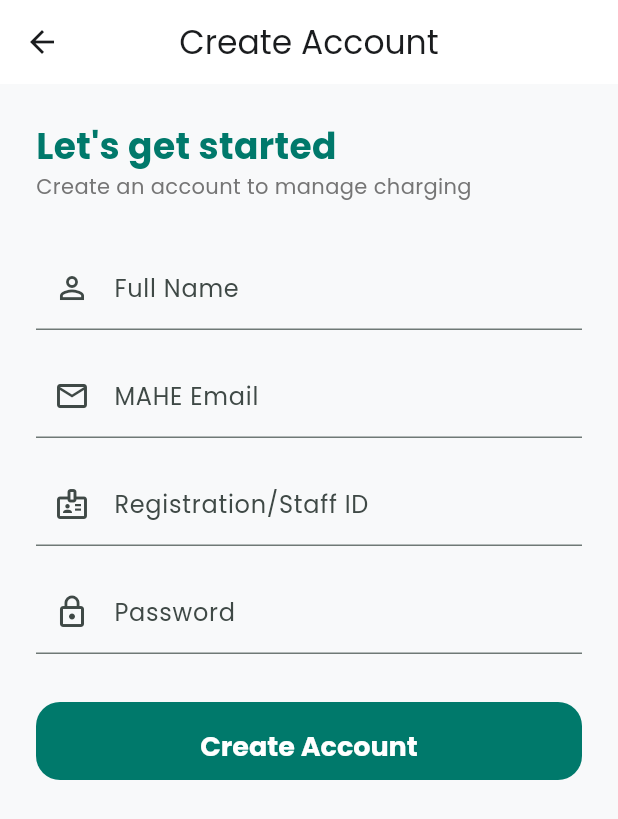
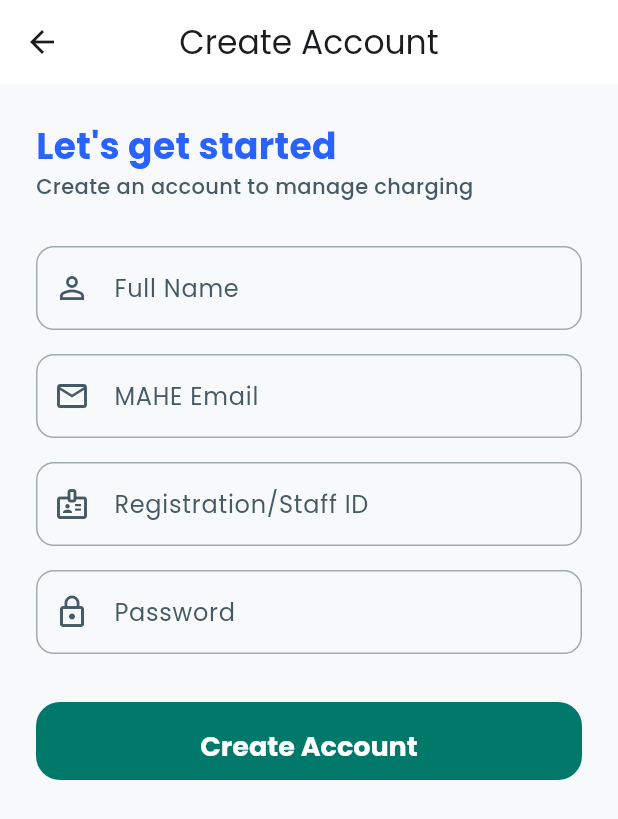
Before and after one commit to ArihantKhaitan/mahe_ev_app, a Flutter app: the screen it shows after launch, after a tap on "Sign Up", on a phone screen of 412 x 824 dp. Shown: the top 819 px of the screen. Run offline on Flutter 3.47's test engine with Material 3 defaults, Android fonts, the phone set to English and light mode, and no system bars; our stand-ins replace google_fonts.

Commit message:
colours changed in login signup screen

```diff
--- a/lib/main.dart
+++ b/lib/main.dart
@@ -306,6 +306,7 @@ List<Transaction> allGlobalTransactions = [
 ];
 
 // --- LOGIN SCREEN ---
+// --- LOGIN SCREEN (High Contrast Neon-Grey Text) ---
 class LoginScreen extends StatefulWidget {
   const LoginScreen({super.key});
 
@@ -439,9 +440,14 @@ class _LoginScreenState extends State<LoginScreen> {
   Widget build(BuildContext context) {
     final isDark = Theme.of(context).brightness == Brightness.dark;
 
-    // --- UPDATED COLORS (NEON/BRIGHTER) ---
+    // --- UPDATED COLORS (SHARPER/HIGH CONTRAST) ---
     final primaryTextColor = isDark ? Colors.cyanAccent : Colors.blueAccent.shade700;
-    final buttonColor = const Color(0xFFE65100); // Orange for high visibility
+
+    // Use BlueGrey for that "Metallic/Neon Grey" look.
+    // shade200 is very bright against black. shade700 is strong against white.
+    final neonGrey = isDark ? Colors.blueGrey.shade200 : Colors.blueGrey.shade700;
+
+    final buttonColor = const Color(0xFFE65100);
 
     return Scaffold(
       body: Center(
@@ -459,14 +465,15 @@ class _LoginScreenState extends State<LoginScreen> {
                 style: TextStyle(
                   fontSize: 28,
                   fontWeight: FontWeight.bold,
-                  color: primaryTextColor, // <--- CHANGED TO BRIGHTER COLOR
+                  color: primaryTextColor,
                 ),
               ),
               Text(
                 'Campus Charging Solution',
                 style: TextStyle(
-                  color: isDark ? Colors.grey.shade400 : Colors.grey.shade600,
+                  color: neonGrey, // <--- HIGH CONTRAST GREY
                   fontSize: 14,
+                  fontWeight: FontWeight.w600, // Thicker font
                 ),
               ),
               const SizedBox(height: 8),
@@ -490,18 +497,38 @@ class _LoginScreenState extends State<LoginScreen> {
 
               TextField(
                 controller: _idController,
-                decoration: const InputDecoration(
+                style: TextStyle(color: isDark ? Colors.white : Colors.black),
+                decoration: InputDecoration(
                   labelText: 'MAHE Staff/Student ID',
-                  prefixIcon: Icon(Icons.badge_outlined),
+                  labelStyle: TextStyle(color: neonGrey, fontWeight: FontWeight.w500), // <--- VISIBLE LABEL
+                  prefixIcon: Icon(Icons.badge_outlined, color: neonGrey),
+                  enabledBorder: OutlineInputBorder(
+                      borderSide: BorderSide(color: neonGrey.withValues(alpha: 0.5)),
+                      borderRadius: BorderRadius.circular(12)
+                  ),
+                  focusedBorder: OutlineInputBorder(
+                      borderSide: BorderSide(color: primaryTextColor),
+                      borderRadius: BorderRadius.circular(12)
+                  ),
                 ),
               ),
               const SizedBox(height: 16),
               TextField(
                 controller: _passController,
                 obscureText: true,
-                decoration: const InputDecoration(
+                style: TextStyle(color: isDark ? Colors.white : Colors.black),
+                decoration: InputDecoration(
                   labelText: 'Password',
-                  prefixIcon: Icon(Icons.lock_outline),
+                  labelStyle: TextStyle(color: neonGrey, fontWeight: FontWeight.w500), // <--- VISIBLE LABEL
+                  prefixIcon: Icon(Icons.lock_outline, color: neonGrey),
+                  enabledBorder: OutlineInputBorder(
+                      borderSide: BorderSide(color: neonGrey.withValues(alpha: 0.5)),
+                      borderRadius: BorderRadius.circular(12)
+                  ),
+                  focusedBorder: OutlineInputBorder(
+                      borderSide: BorderSide(color: primaryTextColor),
+                      borderRadius: BorderRadius.circular(12)
+                  ),
                 ),
               ),
               const SizedBox(height: 24),
@@ -514,7 +541,7 @@ class _LoginScreenState extends State<LoginScreen> {
                   style: ElevatedButton.styleFrom(
                     backgroundColor: buttonColor,
                     foregroundColor: Colors.white,
-                    minimumSize: const Size(double.infinity, 56), // <--- FIXED HEIGHT (Prevents cutoff)
+                    minimumSize: const Size(double.infinity, 56),
                     shape: RoundedRectangleBorder(borderRadius: BorderRadius.circular(16)),
                   ),
                   child: _isLoading
@@ -530,15 +557,16 @@ class _LoginScreenState extends State<LoginScreen> {
                 child: Text(
                   'Continue as Guest',
                   style: TextStyle(
-                    color: isDark ? Colors.grey.shade300 : Colors.grey.shade700,
+                    color: neonGrey, // <--- HIGH CONTRAST GREY
                     fontSize: 16,
+                    fontWeight: FontWeight.bold, // Bolder
                   ),
                 ),
               ),
 
               const SizedBox(height: 24),
 
-              // Sign Up Link (Brighter Color)
+              // Sign Up Link
               Row(
                 mainAxisAlignment: MainAxisAlignment.center,
                 children: [
@@ -556,7 +584,7 @@ class _LoginScreenState extends State<LoginScreen> {
                     child: Text(
                       'Sign Up',
                       style: TextStyle(
-                          color: primaryTextColor, // <--- CHANGED TO BRIGHTER COLOR
+                          color: primaryTextColor,
                           fontWeight: FontWeight.bold
                       ),
                     ),
@@ -571,7 +599,7 @@ class _LoginScreenState extends State<LoginScreen> {
   }
 }
 
-// --- SIGN UP SCREEN ---
+// --- SIGN UP SCREEN (Updated Styling) ---
 class SignUpScreen extends StatefulWidget {
   const SignUpScreen({super.key});
 
@@ -587,7 +615,6 @@ class _SignUpScreenState extends State<SignUpScreen> {
   bool _isLoading = false;
 
   void _handleSignUp() {
-    // 1. Basic empty check
     if (_nameController.text.isEmpty || _emailController.text.isEmpty || _idController.text.isEmpty) {
       ScaffoldMessenger.of(context).showSnackBar(
         const SnackBar(content: Text('Please fill all fields')),
@@ -595,7 +622,6 @@ class _SignUpScreenState extends State<SignUpScreen> {
       return;
     }
 
-    // 2. NEW: Dual Domain Check
     String inputEmail = _emailController.text.trim().toLowerCase();
     bool isValidDomain = inputEmail.endsWith('@learner.manipal.edu') ||
         inputEmail.endsWith('@manipal.edu');
@@ -612,23 +638,20 @@ class _SignUpScreenState extends State<SignUpScreen> {
 
     setState(() => _isLoading = true);
 
-    // 3. Simulate API Call
     Future.delayed(const Duration(seconds: 1), () {
       if (mounted) {
-        // Auto-detect user type based on domain
         String type = inputEmail.endsWith('@manipal.edu') ? 'staff' : 'student';
 
         currentUser = UserProfile(
           id: _idController.text,
           name: _nameController.text,
           email: _emailController.text,
-          userType: type, // Automatically sets staff or student
-          walletBalance: 0.0, // New accounts start with 0
+          userType: type,
+          walletBalance: 0.0,
           bookings: [],
           transactions: [],
         );
 
-        // Navigate to Main App
         Navigator.pushAndRemoveUntil(
           context,
           MaterialPageRoute(builder: (context) => const MainNavigation()),
@@ -644,6 +667,12 @@ class _SignUpScreenState extends State<SignUpScreen> {
 
   @override
   Widget build(BuildContext context) {
+    final isDark = Theme.of(context).brightness == Brightness.dark;
+
+    // --- MATCHING LOGIN SCREEN COLORS ---
+    final primaryTextColor = isDark ? Colors.cyanAccent : Colors.blueAccent.shade700;
+    final neonGrey = isDark ? Colors.blueGrey.shade200 : Colors.blueGrey.shade700;
+
     return Scaffold(
       appBar: AppBar(title: const Text('Create Account')),
       body: SingleChildScrollView(
@@ -651,36 +680,72 @@ class _SignUpScreenState extends State<SignUpScreen> {
         child: Column(
           crossAxisAlignment: CrossAxisAlignment.start,
           children: [
-            const Text(
+            Text(
               "Let's get started",
-              style: TextStyle(fontSize: 24, fontWeight: FontWeight.bold, color: Color(0xFF00796B)),
+              style: TextStyle(
+                  fontSize: 24,
+                  fontWeight: FontWeight.bold,
+                  color: primaryTextColor // <--- NEON BLUE
+              ),
             ),
             Text(
               "Create an account to manage charging",
-              style: TextStyle(color: Theme.of(context).brightness == Brightness.dark ? Colors.grey : Colors.grey.shade600),
+              style: TextStyle(
+                  color: neonGrey, // <--- NEON SILVER
+                  fontSize: 14,
+                  fontWeight: FontWeight.w500
+              ),
             ),
             const SizedBox(height: 30),
 
             TextField(
               controller: _nameController,
-              decoration: const InputDecoration(labelText: 'Full Name', prefixIcon: Icon(Icons.person_outline)),
+              style: TextStyle(color: isDark ? Colors.white : Colors.black),
+              decoration: InputDecoration(
+                labelText: 'Full Name',
+                labelStyle: TextStyle(color: neonGrey),
+                prefixIcon: Icon(Icons.person_outline, color: neonGrey),
+                enabledBorder: OutlineInputBorder(borderSide: BorderSide(color: neonGrey.withValues(alpha: 0.5)), borderRadius: BorderRadius.circular(12)),
+                focusedBorder: OutlineInputBorder(borderSide: BorderSide(color: primaryTextColor), borderRadius: BorderRadius.circular(12)),
+              ),
             ),
             const SizedBox(height: 16),
             TextField(
               controller: _emailController,
               keyboardType: TextInputType.emailAddress,
-              decoration: const InputDecoration(labelText: 'MAHE Email', prefixIcon: Icon(Icons.email_outlined)),
+              style: TextStyle(color: isDark ? Colors.white : Colors.black),
+              decoration: InputDecoration(
+                labelText: 'MAHE Email',
+                labelStyle: TextStyle(color: neonGrey),
+                prefixIcon: Icon(Icons.email_outlined, color: neonGrey),
+                enabledBorder: OutlineInputBorder(borderSide: BorderSide(color: neonGrey.withValues(alpha: 0.5)), borderRadius: BorderRadius.circular(12)),
+                focusedBorder: OutlineInputBorder(borderSide: BorderSide(color: primaryTextColor), borderRadius: BorderRadius.circular(12)),
+              ),
             ),
             const SizedBox(height: 16),
             TextField(
               controller: _idController,
-              decoration: const InputDecoration(labelText: 'Registration/Staff ID', prefixIcon: Icon(Icons.badge_outlined)),
+              style: TextStyle(color: isDark ? Colors.white : Colors.black),
+              decoration: InputDecoration(
+                labelText: 'Registration/Staff ID',
+                labelStyle: TextStyle(color: neonGrey),
+                prefixIcon: Icon(Icons.badge_outlined, color: neonGrey),
+                enabledBorder: OutlineInputBorder(borderSide: BorderSide(color: neonGrey.withValues(alpha: 0.5)), borderRadius: BorderRadius.circular(12)),
+                focusedBorder: OutlineInputBorder(borderSide: BorderSide(color: primaryTextColor), borderRadius: BorderRadius.circular(12)),
+              ),
             ),
             const SizedBox(height: 16),
             TextField(
               controller: _passController,
               obscureText: true,
-              decoration: const InputDecoration(labelText: 'Password', prefixIcon: Icon(Icons.lock_outline)),
+              style: TextStyle(color: isDark ? Colors.white : Colors.black),
+              decoration: InputDecoration(
+                labelText: 'Password',
+                labelStyle: TextStyle(color: neonGrey),
+                prefixIcon: Icon(Icons.lock_outline, color: neonGrey),
+                enabledBorder: OutlineInputBorder(borderSide: BorderSide(color: neonGrey.withValues(alpha: 0.5)), borderRadius: BorderRadius.circular(12)),
+                focusedBorder: OutlineInputBorder(borderSide: BorderSide(color: primaryTextColor), borderRadius: BorderRadius.circular(12)),
+              ),
             ),
             const SizedBox(height: 32),
 
@@ -690,7 +755,7 @@ class _SignUpScreenState extends State<SignUpScreen> {
               child: ElevatedButton(
                 onPressed: _isLoading ? null : _handleSignUp,
                 style: ElevatedButton.styleFrom(
-                  backgroundColor: const Color(0xFF00796B),
+                  backgroundColor: const Color(0xFF00796B), // Kept original Teal for Sign Up to distinguish
                   foregroundColor: Colors.white,
                   shape: RoundedRectangleBorder(borderRadius: BorderRadius.circular(16)),
                 ),
```
